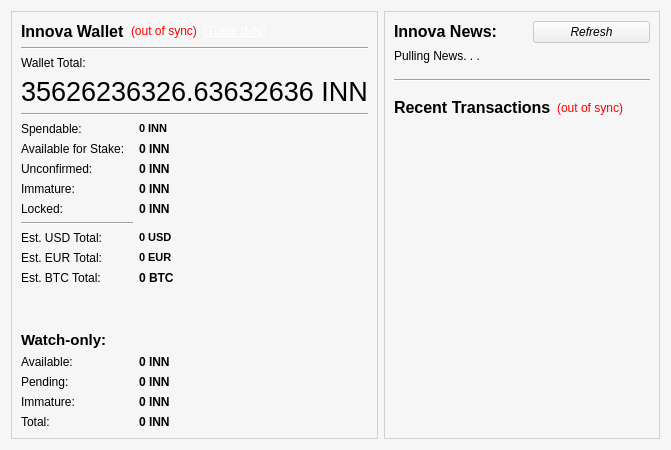
This is src/qt/forms/overviewpage.ui in innova-foundation/innova as Qt 5 draws it before an edit. The edited form follows.
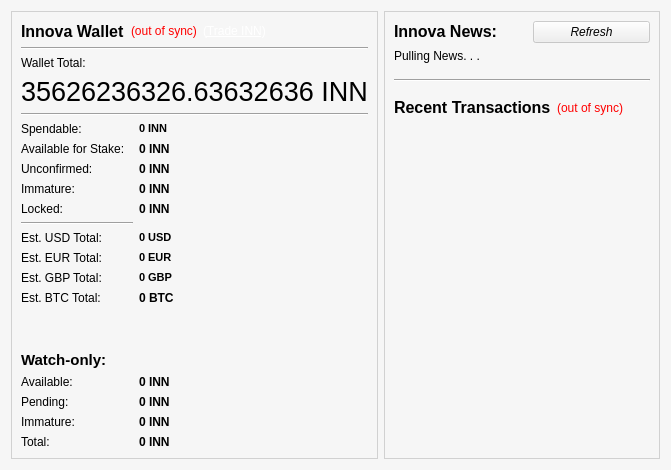
This is the edited form. Icons and pictures are not drawn.

Commit message: Added GBP (British Pound) Support

What changed in the file:
```diff
--- a/src/qt/forms/overviewpage.ui
+++ b/src/qt/forms/overviewpage.ui
@@ -507,6 +507,36 @@
             </property>
            </widget>
           </item>
+          <item row="12" column="1">
+           <widget class="QLabel" name="labelGBPTotal">
+            <property name="font">
+             <font>
+              <pointsize>8</pointsize>
+              <weight>75</weight>
+              <bold>true</bold>
+             </font>
+            </property>
+            <property name="cursor">
+             <cursorShape>IBeamCursor</cursorShape>
+            </property>
+            <property name="toolTip">
+             <string>Your current total balance estimated in GBP</string>
+            </property>
+            <property name="text">
+             <string>0 GBP</string>
+            </property>
+            <property name="textInteractionFlags">
+             <set>Qt::LinksAccessibleByMouse|Qt::TextSelectableByKeyboard|Qt::TextSelectableByMouse</set>
+            </property>
+           </widget>
+          </item>
+          <item row="12" column="0">
+           <widget class="QLabel" name="eurtotal">
+            <property name="text">
+             <string>Est. GBP Total:</string>
+            </property>
+           </widget>
+          </item>
          </layout>
         </item>
         <item row="6" column="0">
```
The commit also changes 1 other file.
